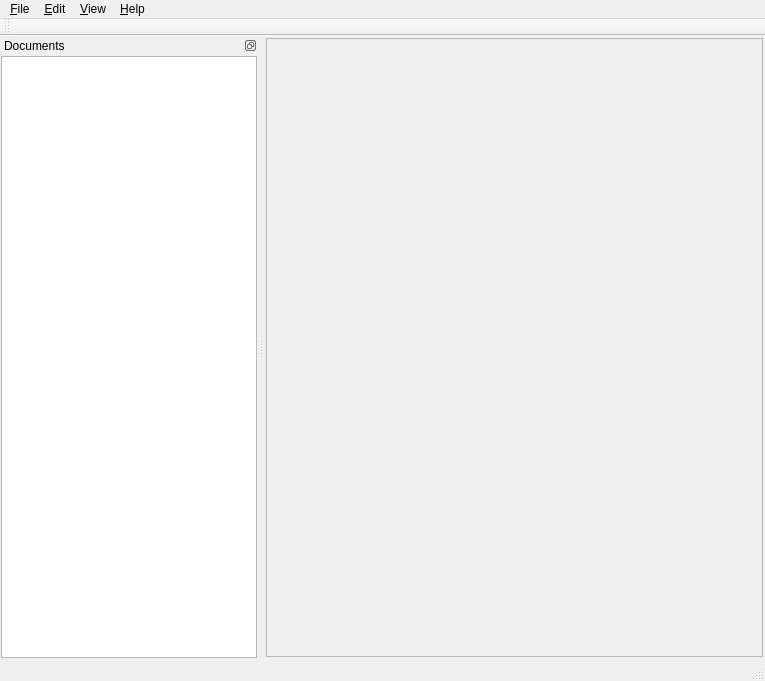
First picture: the form in Main/ui/MainWindow.ui, repository Antidote/SakuraSuite, before the edit.
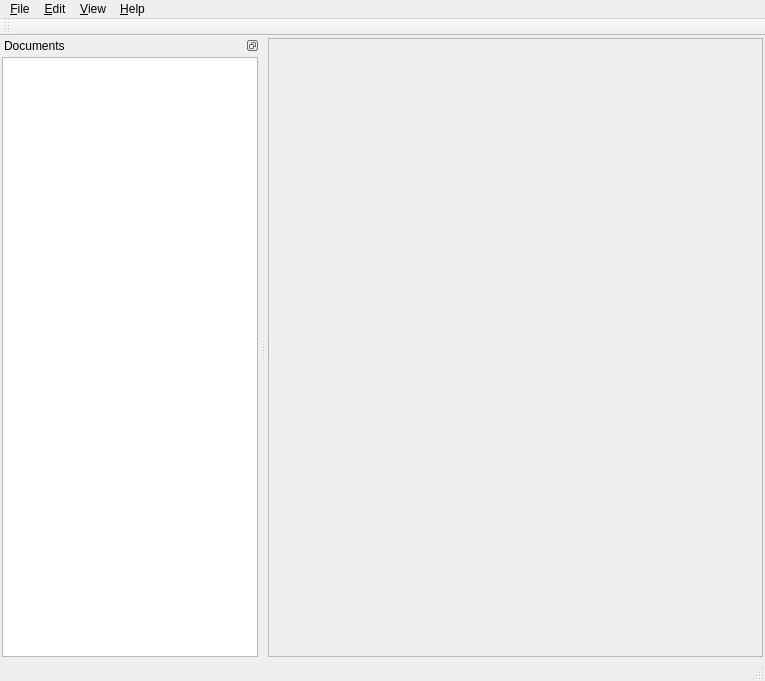
Second picture: the form after the edit. Icons and pictures are not drawn.

```diff
--- a/Main/ui/MainWindow.ui
+++ b/Main/ui/MainWindow.ui
@@ -38,8 +38,8 @@
         <rect>
          <x>0</x>
          <y>0</y>
-         <width>500</width>
-         <height>622</height>
+         <width>577</width>
+         <height>615</height>
         </rect>
        </property>
        <layout class="QGridLayout" name="gridLayout_3">
@@ -149,9 +149,6 @@
    <widget class="QWidget" name="dockWidgetContents">
     <layout class="QGridLayout" name="gridLayout">
      <property name="margin">
-      <number>1</number>
-     </property>
-     <property name="spacing">
       <number>2</number>
      </property>
      <item row="0" column="0">
```
Left out of the diff: 2 changed lines with no effect on the pictures.
